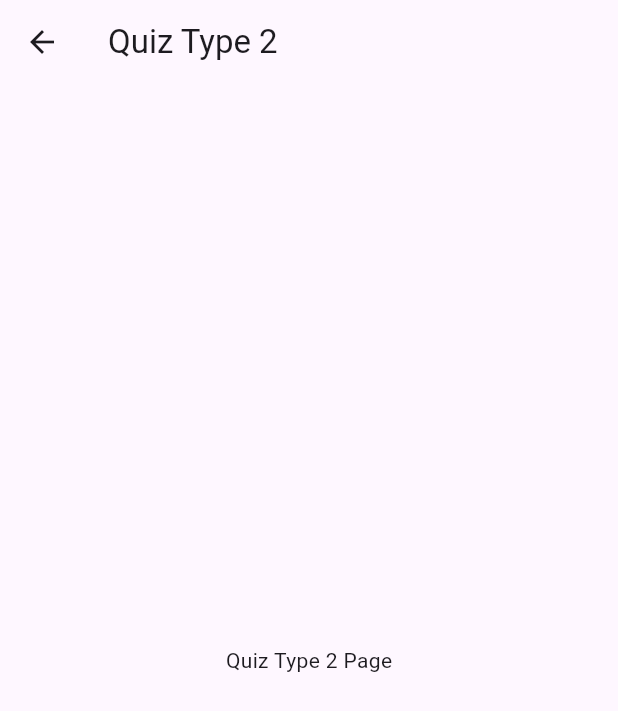
After one commit to Bit-Matrix-Software/igsce_cs, a Flutter app: the screen it shows after launch, item 2 of the bottom bar chosen, after a tap on "Quiz Type 2", on a phone screen of 412 x 824 dp. The commit adds this screen. Shown: the top 711 px of the screen. Run offline on Flutter 3.47's test engine with Material 3 defaults, Android fonts, the phone set to English and light mode, and no system bars; our stand-ins replace flutter_spinkit.

Commit message:
Added Quiz Page navigation functionality

```diff
--- a/lib/main.dart
+++ b/lib/main.dart
@@ -1,5 +1,6 @@
 import 'package:flutter/material.dart';
 import 'package:flutter_spinkit/flutter_spinkit.dart';
+import 'package:igsce_cs/pages/quiz_type.dart';
 
 void main() {
   runApp(MyApp());
@@ -191,9 +192,30 @@ class TopicDetailPage extends StatelessWidget {
       appBar: AppBar(
         title: Text(topic),
       ),
-      body: Center(
-        child: Text('Details for $topic'),
-      ),
+      body: SingleChildScrollView(
+        padding: EdgeInsets.all(16.0),
+        child: Column(
+          crossAxisAlignment: CrossAxisAlignment.start,
+          children: [
+            Text(
+              'Introduction to $topic',
+              style: TextStyle(
+                fontSize: 16.0,
+                fontWeight: FontWeight.bold,
+              ),
+            ),
+            SizedBox(height: 16.0),
+            Text('This is the introduction to $topic. It is a very important topic that you need to understand.',
+            style: TextStyle(fontSize: 16.0),
+            ),
+            SizedBox(height: 16.0),
+            Image.network('https://via.placeholder.com/200'),
+            SizedBox(height: 16.0),
+            Text('This is a sample image'),
+            // More text and images can come here...
+          ],
+        ),
+      )
     );
   }
 }
@@ -203,8 +225,58 @@ class QuizPage extends StatelessWidget {
 
   @override
   Widget build(BuildContext context) {
-    return Center(
-      child: Text('Quiz Page'),
+    return Scaffold(
+      appBar: AppBar(
+        title: Text('Choose Quiz Type'),
+      ),
+      body: Center(
+        child: Column(
+          mainAxisAlignment: MainAxisAlignment.center,
+          children: [
+            ElevatedButton(
+              onPressed: () {
+                Navigator.push(
+                  context,
+                  MaterialPageRoute(builder: (context) => QuizType1Page()
+                  ),
+                );
+              },
+              style: ElevatedButton.styleFrom(
+                backgroundColor: Colors.blueAccent,
+                foregroundColor: Colors.white,
+                minimumSize: Size(350, 50),
+                shape: RoundedRectangleBorder(
+                  borderRadius: BorderRadius.circular(10.0),
+                ),
+              ),
+              child: Text('Quiz Type 1',
+              style: TextStyle(fontSize: 20),
+              ),
+            ),
+            SizedBox(height: 16.0),
+            ElevatedButton(
+              onPressed: () {
+                Navigator.push(
+                  context,
+                  MaterialPageRoute(builder: (context) => QuizType2Page()
+                  ),
+                );
+              },
+              style: ElevatedButton.styleFrom(
+                backgroundColor: Colors.blueAccent,
+                foregroundColor: Colors.white,
+                minimumSize: Size(350, 50),
+                shape: RoundedRectangleBorder(
+                  borderRadius: BorderRadius.circular(10.0),
+                ),
+              ),
+              child: Text('Quiz Type 2',
+              style: TextStyle(fontSize: 20)
+              ),
+            ),
+          ],
+        ),
+      ),
     );
   }
 }
--- /dev/null
+++ b/lib/pages/quiz_type.dart
@@ -0,0 +1,33 @@
+import 'package:flutter/material.dart';
+
+class QuizType1Page extends StatelessWidget {
+  const QuizType1Page({super.key});
+
+  @override
+  Widget build(BuildContext context) {
+    return Scaffold(
+      appBar: AppBar(
+        title: Text('Quiz Type 1'),
+      ),
+      body: Center(
+        child: Text('Quiz Type 1 Page'),
+      ),
+    );
+  }
+}
+
+class QuizType2Page extends StatelessWidget {
+  const QuizType2Page({super.key});
+
+  @override
+  Widget build(BuildContext context) {
+    return Scaffold(
+      appBar: AppBar(
+        title: Text('Quiz Type 2'),
+      ),
+      body: Center(
+        child: Text('Quiz Type 2 Page'),
+      ),
+    );
+  }
+}
```
Also changed, not shown: lib/pages/study.dart (deleted, +0 -43 lines).
